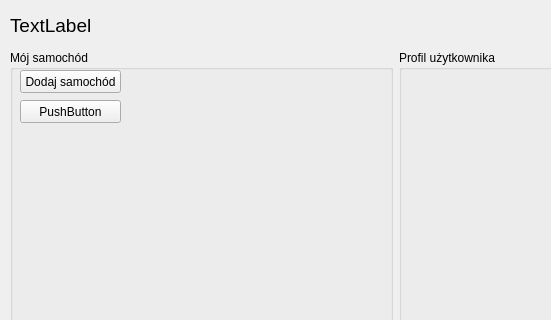
Above: mainmenugui.ui from Barto-Paja/iDocCar before the change; both pictures show x 0 to 551 and y 0 to 320 of the 800 by 600 pixel window. Below: the same form after it.
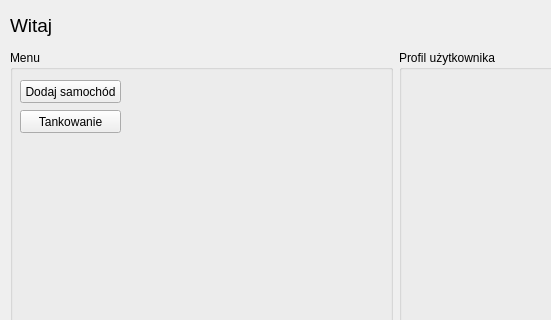
That is the form after the change.

```diff
--- a/mainmenugui.ui
+++ b/mainmenugui.ui
@@ -27,13 +27,13 @@
      <item row="0" column="0">
       <widget class="QGroupBox" name="groupBox">
        <property name="title">
-        <string>Mój samochód</string>
+        <string>Menu</string>
        </property>
        <widget class="QPushButton" name="pushButton">
         <property name="geometry">
          <rect>
           <x>10</x>
-          <y>20</y>
+          <y>30</y>
           <width>101</width>
           <height>23</height>
          </rect>
@@ -46,13 +46,13 @@
         <property name="geometry">
          <rect>
           <x>10</x>
-          <y>50</y>
+          <y>60</y>
           <width>101</width>
           <height>23</height>
          </rect>
         </property>
         <property name="text">
-         <string>PushButton</string>
+         <string>Tankowanie</string>
         </property>
        </widget>
       </widget>
@@ -81,7 +81,7 @@
      </font>
     </property>
     <property name="text">
-     <string>TextLabel</string>
+     <string>Witaj</string>
     </property>
    </widget>
   </widget>
```
Left out of the diff: 16 changed lines with no effect on the pictures.
